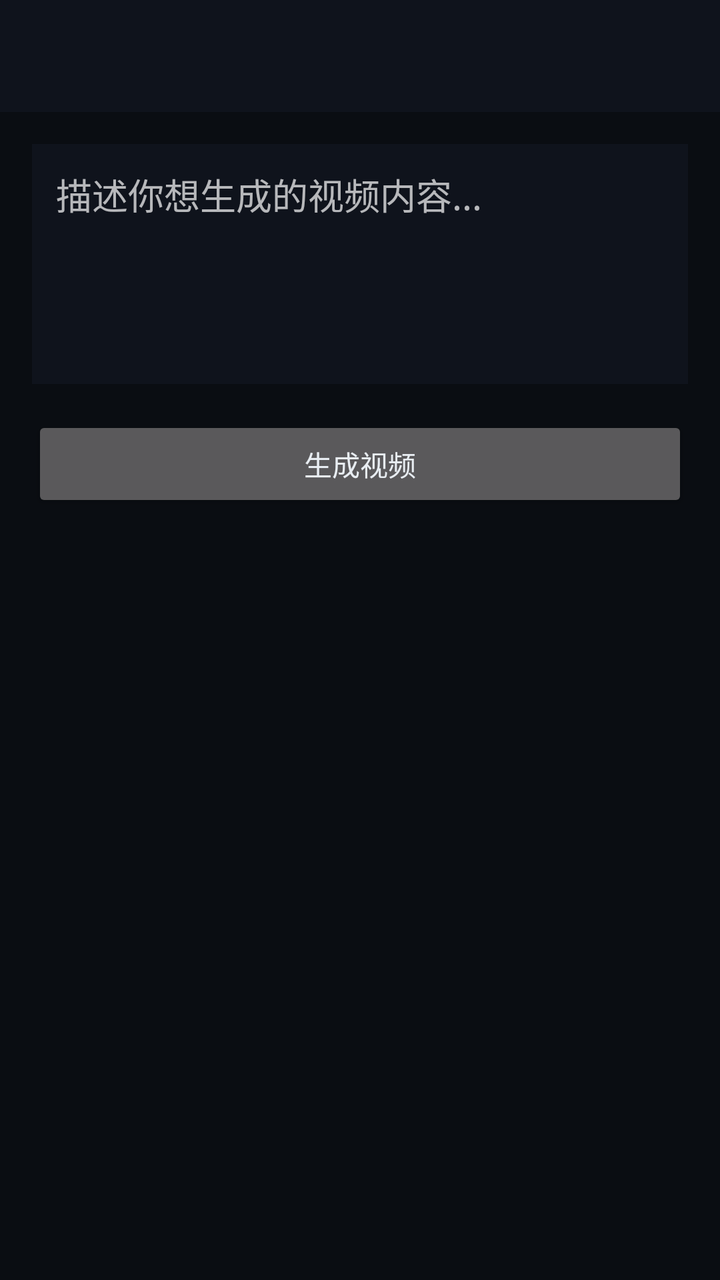
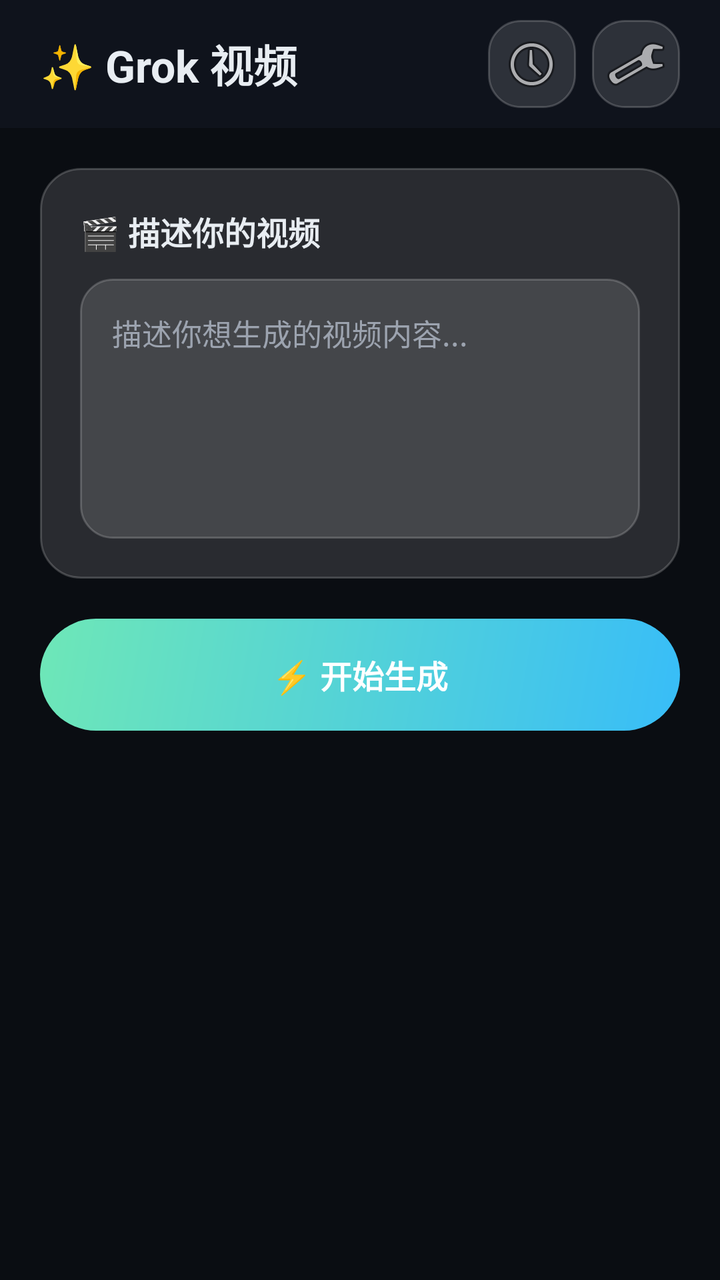

The first picture is an Android layout as it rendered before a commit; the second is the same layout after the commit. The layout source and the unified diff follow.
<!-- AndroidManifest.xml: application theme AppTheme -->
<!-- res/layout/activity_main.xml -->
<?xml version="1.0" encoding="utf-8"?>
<LinearLayout xmlns:android="http://schemas.android.com/apk/res/android"
    android:layout_width="match_parent"
    android:layout_height="match_parent"
    android:orientation="vertical"
    android:background="@color/background">

    <androidx.appcompat.widget.Toolbar
        android:id="@+id/toolbar"
        android:layout_width="match_parent"
        android:layout_height="?attr/actionBarSize"
        android:background="@color/surface" />

    <ScrollView
        android:layout_width="match_parent"
        android:layout_height="match_parent">

        <LinearLayout
            android:layout_width="match_parent"
            android:layout_height="wrap_content"
            android:orientation="vertical"
            android:padding="16dp">

            <EditText
                android:id="@+id/promptInput"
                android:layout_width="match_parent"
                android:layout_height="120dp"
                android:hint="@string/prompt_hint"
                android:gravity="top"
                android:background="@color/surface"
                android:textColor="@color/textPrimary"
                android:padding="12dp" />

            <Button
                android:id="@+id/generateButton"
                android:layout_width="match_parent"
                android:layout_height="wrap_content"
                android:layout_marginTop="16dp"
                android:text="@string/generate_video" />

            <LinearLayout
                android:id="@+id/progressLayout"
                android:layout_width="match_parent"
                android:layout_height="wrap_content"
                android:layout_marginTop="16dp"
                android:orientation="vertical"
                android:padding="16dp"
                android:background="@color/surface"
                android:visibility="gone">

                <ProgressBar
                    android:id="@+id/progressBar"
                    style="?android:attr/progressBarStyleHorizontal"
                    android:layout_width="match_parent"
                    android:layout_height="wrap_content" />

                <TextView
                    android:id="@+id/progressText"
                    android:layout_width="wrap_content"
                    android:layout_height="wrap_content"
                    android:layout_marginTop="4dp"
                    android:text="0%"
                    android:textColor="@color/textSecondary" />
            </LinearLayout>

            <androidx.cardview.widget.CardView
                android:id="@+id/errorCard"
                android:layout_width="match_parent"
                android:layout_height="wrap_content"
                android:layout_marginTop="16dp"
                android:visibility="gone">

                <TextView
                    android:id="@+id/errorText"
                    android:layout_width="match_parent"
                    android:layout_height="wrap_content"
                    android:padding="16dp"
                    android:textColor="@color/error" />
            </androidx.cardview.widget.CardView>

            <androidx.cardview.widget.CardView
                android:id="@+id/resultCard"
                android:layout_width="match_parent"
                android:layout_height="wrap_content"
                android:layout_marginTop="16dp"
                android:visibility="gone">

                <LinearLayout
                    android:layout_width="match_parent"
                    android:layout_height="wrap_content"
                    android:orientation="vertical"
                    android:padding="16dp">

                    <ImageView
                        android:id="@+id/videoThumbnail"
                        android:layout_width="match_parent"
                        android:layout_height="200dp"
                        android:background="@color/surface" />

                    <LinearLayout
                        android:layout_width="match_parent"
                        android:layout_height="wrap_content"
                        android:layout_marginTop="12dp"
                        android:orientation="horizontal">

                        <Button
                            android:id="@+id/playButton"
                            android:layout_width="0dp"
                            android:layout_height="wrap_content"
                            android:layout_weight="1"
                            android:layout_marginEnd="8dp"
                            android:text="@string/play" />

                        <Button
                            android:id="@+id/downloadButton"
                            android:layout_width="0dp"
                            android:layout_height="wrap_content"
                            android:layout_weight="1"
                            android:text="@string/download" />
                    </LinearLayout>
                </LinearLayout>
            </androidx.cardview.widget.CardView>
        </LinearLayout>
    </ScrollView>
</LinearLayout>
<!-- resources referenced by this layout -->
<resources>
  <color name="background">#0A0D12</color>
  <color name="error">#EF4444</color>
  <color name="surface">#0F131C</color>
  <color name="textPrimary">#E8EDF2</color>
  <color name="textSecondary">#9CA3AF</color>
  <string name="download">下载</string>
  <string name="generate_video">生成视频</string>
  <string name="play">播放</string>
  <string name="prompt_hint">描述你想生成的视频内容...</string>
  <style name="AppTheme" parent="Theme.AppCompat.NoActionBar">
          <item name="colorPrimary">@color/colorPrimary</item>
          <item name="colorPrimaryDark">@color/colorPrimaryDark</item>
          <item name="colorAccent">@color/colorAccent</item>
          <item name="android:windowBackground">@color/background</item>
          <item name="android:textColorPrimary">@color/textPrimary</item>
          <item name="android:textColorSecondary">@color/textSecondary</item>
      </style>
  <color name="colorPrimary">#38BDF8</color>
  <color name="colorPrimaryDark">#0284C7</color>
  <color name="colorAccent">#6EE7B7</color>
</resources>

<!-- the commit's change to res/layout/activity_main.xml (unified diff, before → after) -->
@@ -1,125 +1,228 @@
 <?xml version="1.0" encoding="utf-8"?>
 <LinearLayout xmlns:android="http://schemas.android.com/apk/res/android"
+    xmlns:app="http://schemas.android.com/apk/res-auto"
     android:layout_width="match_parent"
     android:layout_height="match_parent"
     android:orientation="vertical"
-    android:background="@color/background">
-
-    <androidx.appcompat.widget.Toolbar
-        android:id="@+id/toolbar"
+    android:background="@color/background"
+    android:fitsSystemWindows="true">
+
+    
+    <LinearLayout
         android:layout_width="match_parent"
-        android:layout_height="?attr/actionBarSize"
-        android:background="@color/surface" />
+        android:layout_height="64dp"
+        android:background="@color/surface"
+        android:gravity="center_vertical"
+        android:orientation="horizontal"
+        android:paddingHorizontal="20dp">
+
+        <TextView
+            android:layout_width="0dp"
+            android:layout_height="wrap_content"
+            android:layout_weight="1"
+            android:text="✨ Grok 视频"
+            android:textColor="@color/textPrimary"
+            android:textSize="22sp"
+            android:textStyle="bold" />
+
+        <ImageButton
+            android:id="@+id/btnHistory"
+            android:layout_width="44dp"
+            android:layout_height="44dp"
+            android:background="@drawable/glass_input"
+            android:src="@android:drawable/ic_menu_recent_history"
+            android:padding="10dp"
+            android:layout_marginEnd="8dp" />
+
+        <ImageButton
+            android:id="@+id/btnSettings"
+            android:layout_width="44dp"
+            android:layout_height="44dp"
+            android:background="@drawable/glass_input"
+            android:src="@android:drawable/ic_menu_preferences"
+            android:padding="10dp" />
+    </LinearLayout>
 
     <ScrollView
         android:layout_width="match_parent"
-        android:layout_height="match_parent">
+        android:layout_height="match_parent"
+        android:fillViewport="true">
 
         <LinearLayout
             android:layout_width="match_parent"
             android:layout_height="wrap_content"
             android:orientation="vertical"
-            android:padding="16dp">
-
-            <EditText
-                android:id="@+id/promptInput"
-                android:layout_width="match_parent"
-                android:layout_height="120dp"
-                android:hint="@string/prompt_hint"
-                android:gravity="top"
-                android:background="@color/surface"
-                android:textColor="@color/textPrimary"
-                android:padding="12dp" />
-
+            android:padding="20dp">
+
+            
+            <LinearLayout
+                android:layout_width="match_parent"
+                android:layout_height="wrap_content"
+                android:background="@drawable/glass_bg"
+                android:orientation="vertical"
+                android:padding="20dp">
+
+                <TextView
+                    android:layout_width="wrap_content"
+                    android:layout_height="wrap_content"
+                    android:text="🎬 描述你的视频"
+                    android:textColor="@color/textPrimary"
+                    android:textSize="16sp"
+                    android:textStyle="bold"
+                    android:layout_marginBottom="12dp" />
+
+                <EditText
+                    android:id="@+id/promptInput"
+                    android:layout_width="match_parent"
+                    android:layout_height="130dp"
+                    android:hint="描述你想生成的视频内容..."
+                    android:textColorHint="@color/textSecondary"
+                    android:gravity="top"
+                    android:background="@drawable/glass_input"
+                    android:textColor="@color/textPrimary"
+                    android:textSize="15sp"
+                    android:padding="16dp"
+                    android:lineSpacingExtra="4dp" />
+            </LinearLayout>
+
+            
             <Button
                 android:id="@+id/generateButton"
                 android:layout_width="match_parent"
-                android:layout_height="wrap_content"
-                android:layout_marginTop="16dp"
-                android:text="@string/generate_video" />
-
+                android:layout_height="56dp"
+                android:layout_marginTop="20dp"
+                android:background="@drawable/btn_gradient"
+                android:text="⚡ 开始生成"
+                android:textColor="#FFFFFF"
+                android:textSize="16sp"
+                android:textStyle="bold"
+                android:stateListAnimator="@null" />
+
+            
             <LinearLayout
                 android:id="@+id/progressLayout"
                 android:layout_width="match_parent"
                 android:layout_height="wrap_content"
-                android:layout_marginTop="16dp"
+                android:layout_marginTop="20dp"
                 android:orientation="vertical"
-                android:padding="16dp"
-                android:background="@color/surface"
+                android:background="@drawable/glass_bg"
+                android:padding="20dp"
                 android:visibility="gone">
+
+                <TextView
+                    android:layout_width="wrap_content"
+                    android:layout_height="wrap_content"
+                    android:text="⏳ 生成中"
+                    android:textColor="@color/textPrimary"
+                    android:textSize="16sp"
+                    android:textStyle="bold"
+                    android:layout_marginBottom="12dp" />
 
                 <ProgressBar
                     android:id="@+id/progressBar"
                     style="?android:attr/progressBarStyleHorizontal"
                     android:layout_width="match_parent"
-                    android:layout_height="wrap_content" />
+                    android:layout_height="8dp"
+                    android:progressDrawable="@drawable/btn_gradient"
+                    android:max="100" />
 
                 <TextView
                     android:id="@+id/progressText"
                     android:layout_width="wrap_content"
                     android:layout_height="wrap_content"
-                    android:layout_marginTop="4dp"
+                    android:layout_marginTop="8dp"
                     android:text="0%"
-                    android:textColor="@color/textSecondary" />
-            </LinearLayout>
-
-            <androidx.cardview.widget.CardView
+                    android:textColor="@color/colorAccent"
+                    android:textSize="14sp"
+                    android:textStyle="bold" />
+            </LinearLayout>
+
+            
+            <LinearLayout
                 android:id="@+id/errorCard"
                 android:layout_width="match_parent"
                 android:layout_height="wrap_content"
-                android:layout_marginTop="16dp"
+                android:layout_marginTop="20dp"
+                android:background="@drawable/glass_error"
+                android:padding="16dp"
+                android:orientation="horizontal"
+                android:gravity="center_vertical"
                 android:visibility="gone">
 
                 <TextView
+                    android:layout_width="wrap_content"
+                    android:layout_height="wrap_content"
+                    android:text="❌ "
+                    android:textSize="18sp" />
+
+                <TextView
                     android:id="@+id/errorText"
-                    android:layout_width="match_parent"
-                    android:layout_height="wrap_content"
-                    android:padding="16dp"
-                    android:textColor="@color/error" />
-            </androidx.cardview.widget.CardView>
-
-            <androidx.cardview.widget.CardView
+                    android:layout_width="0dp"
+                    android:layout_height="wrap_content"
+                    android:layout_weight="1"
+                    android:textColor="@color/error"
+                    android:textSize="14sp"
+                    android:layout_marginStart="8dp" />
+            </LinearLayout>
+
+            
+            <LinearLayout
                 android:id="@+id/resultCard"
                 android:layout_width="match_parent"
                 android:layout_height="wrap_content"
-                android:layout_marginTop="16dp"
+                android:layout_marginTop="20dp"
+                android:background="@drawable/glass_success"
+                android:orientation="vertical"
+                android:padding="20dp"
                 android:visibility="gone">
 
+                <TextView
+                    android:layout_width="wrap_content"
+                    android:layout_height="wrap_content"
+                    android:text="🎉 生成完成"
+                    android:textColor="@color/success"
+                    android:textSize="18sp"
+                    android:textStyle="bold"
+                    android:layout_marginBottom="12dp" />
+
+                <ImageView
+                    android:id="@+id/videoThumbnail"
+                    android:layout_width="match_parent"
+                    android:layout_height="200dp"
+                    android:background="@drawable/glass_input"
+                    android:scaleType="centerCrop" />
+
                 <LinearLayout
                     android:layout_width="match_parent"
                     android:layout_height="wrap_content"
-                    android:orientation="vertical"
-                    android:padding="16dp">
-
-                    <ImageView
-                        android:id="@+id/videoThumbnail"
-                        android:layout_width="match_parent"
-                        android:layout_height="200dp"
-                        android:background="@color/surface" />
-
-                    <LinearLayout
-                        android:layout_width="match_parent"
-                        android:layout_height="wrap_content"
-                        android:layout_marginTop="12dp"
-                        android:orientation="horizontal">
-
-                        <Button
-                            android:id="@+id/playButton"
-                            android:layout_width="0dp"
-                            android:layout_height="wrap_content"
-                            android:layout_weight="1"
-                            android:layout_marginEnd="8dp"
-                            android:text="@string/play" />
-
-                        <Button
-                            android:id="@+id/downloadButton"
-                            android:layout_width="0dp"
-                            android:layout_height="wrap_content"
-                            android:layout_weight="1"
-                            android:text="@string/download" />
-                    </LinearLayout>
+                    android:layout_marginTop="16dp"
+                    android:orientation="horizontal">
+
+                    <Button
+                        android:id="@+id/playButton"
+                        android:layout_width="0dp"
+                        android:layout_height="48dp"
+                        android:layout_weight="1"
+                        android:layout_marginEnd="8dp"
+                        android:background="@drawable/btn_gradient"
+                        android:text="▶  播放"
+                        android:textColor="#FFFFFF"
+                        android:textSize="14sp"
+                        android:textStyle="bold"
+                        android:stateListAnimator="@null" />
+
+                    <Button
+                        android:id="@+id/downloadButton"
+                        android:layout_width="0dp"
+                        android:layout_height="48dp"
+                        android:layout_weight="1"
+                        android:background="@drawable/btn_outline"
+                        android:text="💾 下载"
+                        android:textColor="@color/textPrimary"
+                        android:textSize="14sp"
+                        android:stateListAnimator="@null" />
                 </LinearLayout>
-            </androidx.cardview.widget.CardView>
+            </LinearLayout>
         </LinearLayout>
     </ScrollView>
 </LinearLayout>
<!-- resource entries referenced after the edit -->
@@ -2,21 +2,74 @@
 <resources>
   <color name="background">#0A0D12</color>
   <color name="error">#EF4444</color>
+  <color name="success">#22C55E</color>
   <color name="surface">#0F131C</color>
   <color name="textPrimary">#E8EDF2</color>
   <color name="textSecondary">#9CA3AF</color>
-  <string name="download">下载</string>
-  <string name="generate_video">生成视频</string>
-  <string name="play">播放</string>
-  <string name="prompt_hint">描述你想生成的视频内容...</string>
-  <style name="AppTheme" parent="Theme.AppCompat.NoActionBar">
+  <!-- drawable btn_gradient (drawable) -->
+  <?xml version="1.0" encoding="utf-8"?>
+  <shape xmlns:android="http://schemas.android.com/apk/res/android"
+      android:shape="rectangle">
+      <gradient
+          android:startColor="@color/btn_gradient_start"
+          android:endColor="@color/btn_gradient_end"
+          android:angle="135" />
+      <corners android:radius="999dp" />
+  </shape>
+  <!-- drawable btn_outline (drawable) -->
+  <?xml version="1.0" encoding="utf-8"?>
+  <shape xmlns:android="http://schemas.android.com/apk/res/android"
+      android:shape="rectangle">
+      <stroke android:width="1.5dp" android:color="@color/glass_stroke" />
+      <corners android:radius="999dp" />
+      <solid android:color="@color/white05" />
+  </shape>
+  <!-- drawable glass_bg (drawable) -->
+  <?xml version="1.0" encoding="utf-8"?>
+  <shape xmlns:android="http://schemas.android.com/apk/res/android"
+      android:shape="rectangle">
+      <solid android:color="@color/glass_bg" />
+      <stroke android:width="1dp" android:color="@color/glass_stroke" />
+      <corners android:radius="20dp" />
+  </shape>
+  <!-- drawable glass_error (drawable) -->
+  <?xml version="1.0" encoding="utf-8"?>
+  <shape xmlns:android="http://schemas.android.com/apk/res/android"
+      android:shape="rectangle">
+      <solid android:color="#20EF4444" />
+      <stroke android:width="1dp" android:color="#40EF4444" />
+      <corners android:radius="16dp" />
+  </shape>
+  <!-- drawable glass_input (drawable) -->
+  <?xml version="1.0" encoding="utf-8"?>
+  <shape xmlns:android="http://schemas.android.com/apk/res/android"
+      android:shape="rectangle">
+      <solid android:color="@color/glass_bg" />
+      <stroke android:width="1dp" android:color="@color/glass_stroke" />
+      <corners android:radius="16dp" />
+  </shape>
+  <!-- drawable glass_success (drawable) -->
+  <?xml version="1.0" encoding="utf-8"?>
+  <shape xmlns:android="http://schemas.android.com/apk/res/android"
+      android:shape="rectangle">
+      <solid android:color="#2022C55E" />
+      <stroke android:width="1dp" android:color="#4022C55E" />
+      <corners android:radius="16dp" />
+  </shape>
+  <style name="AppTheme" parent="Theme.Material3.Dark.NoActionBar">
           <item name="colorPrimary">@color/colorPrimary</item>
           <item name="colorPrimaryDark">@color/colorPrimaryDark</item>
           <item name="colorAccent">@color/colorAccent</item>
           <item name="android:windowBackground">@color/background</item>
-          <item name="android:textColorPrimary">@color/textPrimary</item>
-          <item name="android:textColorSecondary">@color/textSecondary</item>
+          <item name="android:statusBarColor">@android:color/transparent</item>
+          <item name="android:navigationBarColor">@android:color/transparent</item>
+          <item name="android:windowDrawsSystemBarBackgrounds">true</item>
       </style>
+  <color name="btn_gradient_start">#38BDF8</color>
+  <color name="btn_gradient_end">#6EE7B7</color>
+  <color name="glass_stroke">#30FFFFFF</color>
+  <color name="white05">#0DFFFFFF</color>
+  <color name="glass_bg">#20FFFFFF</color>
   <color name="colorPrimary">#38BDF8</color>
   <color name="colorPrimaryDark">#0284C7</color>
   <color name="colorAccent">#6EE7B7</color>
